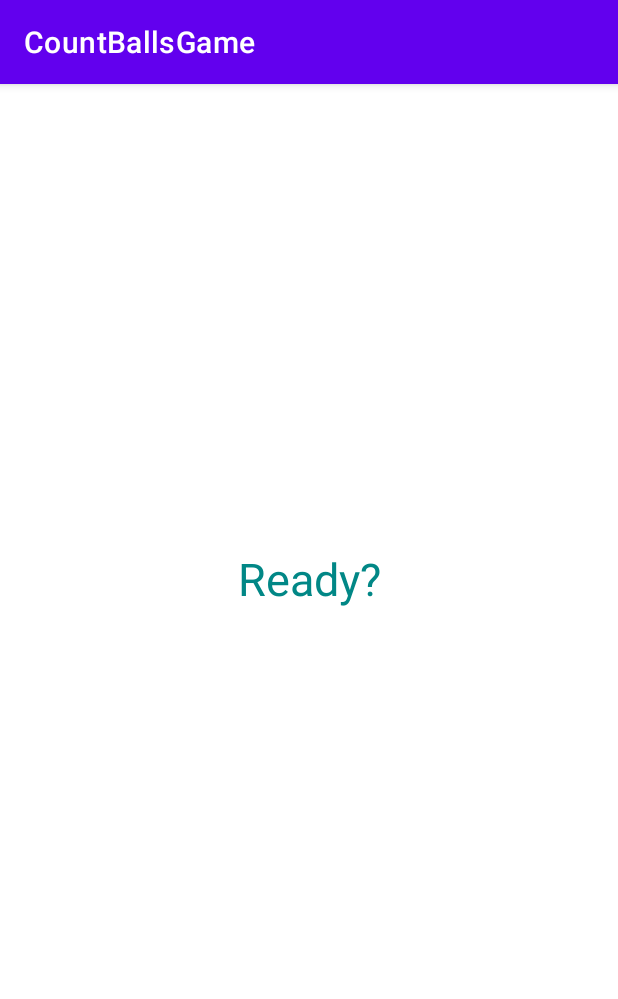
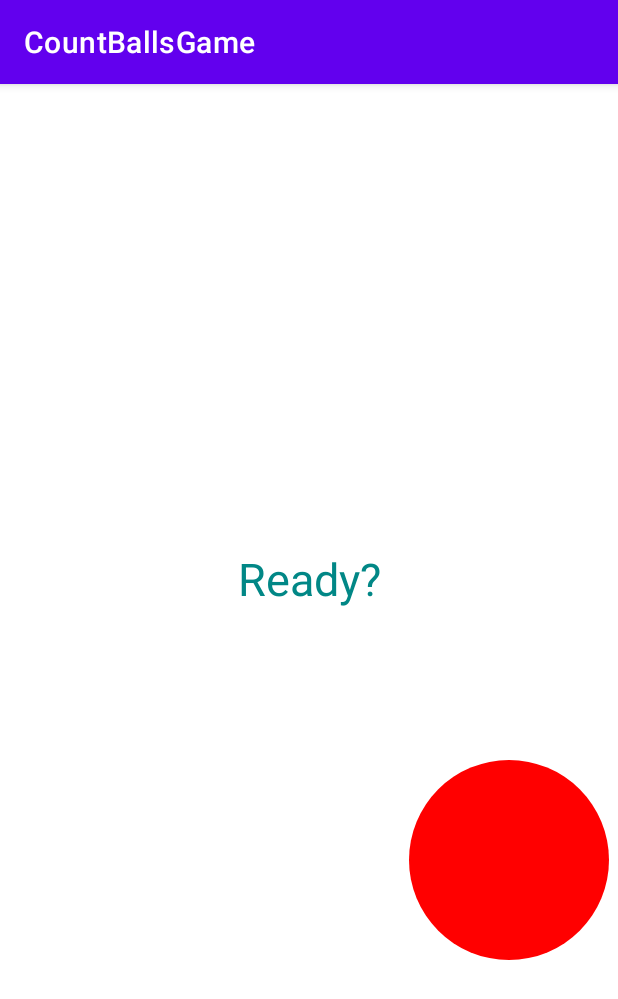
Before and after one commit to igargu/CountBallsGame, an Android app: the screen it shows after launch (GameActivity), after a tap on "EASY", on a phone screen of 412 x 824 dp. Shown: the top 999 px of the screen. Run offline under Robolectric (Android 15) with nearby library versions, the phone set to English and light mode, and no system bars.

Commit message:
Beta 4.0

```diff
--- a/app/src/main/java/es/ikergarciagutierrez/promul/countballsgame/MenuActivity.java
+++ b/app/src/main/java/es/ikergarciagutierrez/promul/countballsgame/MenuActivity.java
@@ -4,7 +4,6 @@ import androidx.appcompat.app.AppCompatActivity;
 
 import android.content.Intent;
 import android.os.Bundle;
-import android.view.View;
 import android.widget.Button;
 
 public class MenuActivity extends AppCompatActivity {
@@ -32,19 +31,17 @@ public class MenuActivity extends AppCompatActivity {
     private void defineBTEasyModeListener() {
         btEasyMode.setOnClickListener(v -> {
             // Suena pista de audio y cambiamos de activity cuando acaba
-            Bundle bundle = new Bundle();
-            bundle.putSerializable("gameMode", "easy");
             Intent intent = new Intent(this, GameActivity.class);
-            startActivity(intent, bundle);
+            intent.putExtra("gameMode", "easy");
+            startActivity(intent);
         });
     }
 
     private void defineBTMediumModeListener() {
         btMediumMode.setOnClickListener(v -> {
             // Suena pista de audio y cambiamos de activity cuando acaba
-            Bundle bundle = new Bundle();
-            bundle.putSerializable("gameMode", "medium");
             Intent intent = new Intent(this, GameActivity.class);
+            intent.putExtra("gameMode", "medium");
             startActivity(intent);
         });
     }
@@ -52,9 +49,8 @@ public class MenuActivity extends AppCompatActivity {
     private void defineBTHardModeListener() {
         btHardMode.setOnClickListener(v -> {
             // Suena pista de audio y cambiamos de activity cuando acaba
-            Bundle bundle = new Bundle();
-            bundle.putSerializable("gameMode", "hard");
             Intent intent = new Intent(this, GameActivity.class);
+            intent.putExtra("gameMode", "hard");
             startActivity(intent);
         });
     }
--- a/app/src/main/res/layout/activity_game.xml
+++ b/app/src/main/res/layout/activity_game.xml
@@ -17,4 +17,15 @@
         app:layout_constraintEnd_toEndOf="parent"
         app:layout_constraintStart_toStartOf="parent"
         app:layout_constraintTop_toTopOf="parent" />
+
+    <es.ikergarciagutierrez.promul.countballsgame.Ball
+        android:id="@+id/ball"
+        android:layout_width="wrap_content"
+        android:layout_height="wrap_content"
+        app:layout_constraintBottom_toBottomOf="parent"
+        app:layout_constraintEnd_toEndOf="parent"
+        app:layout_constraintStart_toStartOf="parent"
+        app:layout_constraintTop_toTopOf="parent"
+        app:layout_constraintVertical_bias="0.0" />
+
 </androidx.constraintlayout.widget.ConstraintLayout>
--- a/app/src/main/res/layout/activity_result.xml
+++ b/app/src/main/res/layout/activity_result.xml
@@ -42,6 +42,7 @@
         android:layout_height="wrap_content"
         android:layout_marginTop="80dp"
         android:text="@string/btCheckAnswer"
+        android:visibility="visible"
         app:layout_constraintEnd_toEndOf="parent"
         app:layout_constraintStart_toStartOf="parent"
         app:layout_constraintTop_toBottomOf="@+id/etResult" />
--- a/app/src/main/res/values/strings.xml
+++ b/app/src/main/res/values/strings.xml
@@ -9,7 +9,7 @@
     <string name="tvResult">How many balls were there?</string>
     <string name="etResultHint">0</string>
     <string name="tvCorrectAnswer">Correct!</string>
-    <string name="tvAnswerMessage">There where x balls</string>
+    <string name="tvAnswerMessage">There where:</string>
     <string name="tvWrongAnswer">Incorrect!</string>
     <string name="btContinue">Continue</string>
     <string name="btCheckAnswer">Check answer</string>
```
Also changed, not shown: app/src/main/java/es/ikergarciagutierrez/promul/countballsgame/GameActivity.java (+55 -26 lines), app/src/main/java/es/ikergarciagutierrez/promul/countballsgame/ResultActivity.java (+11 -4 lines).
